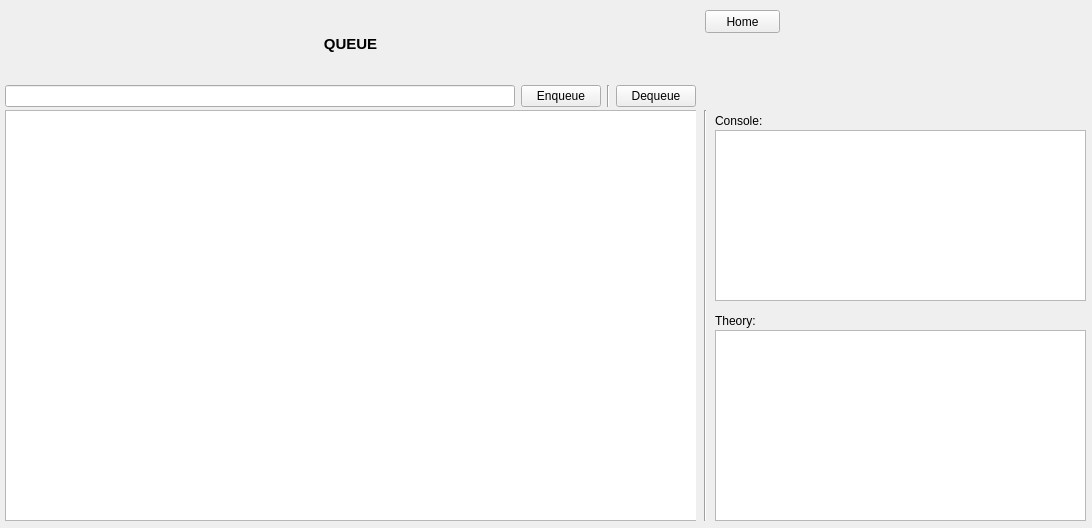
Above: AlgoViz/src/resources/views/QueueView.ui from Sabin-B-99/AlgoViz before the change. Below: the same form after it.
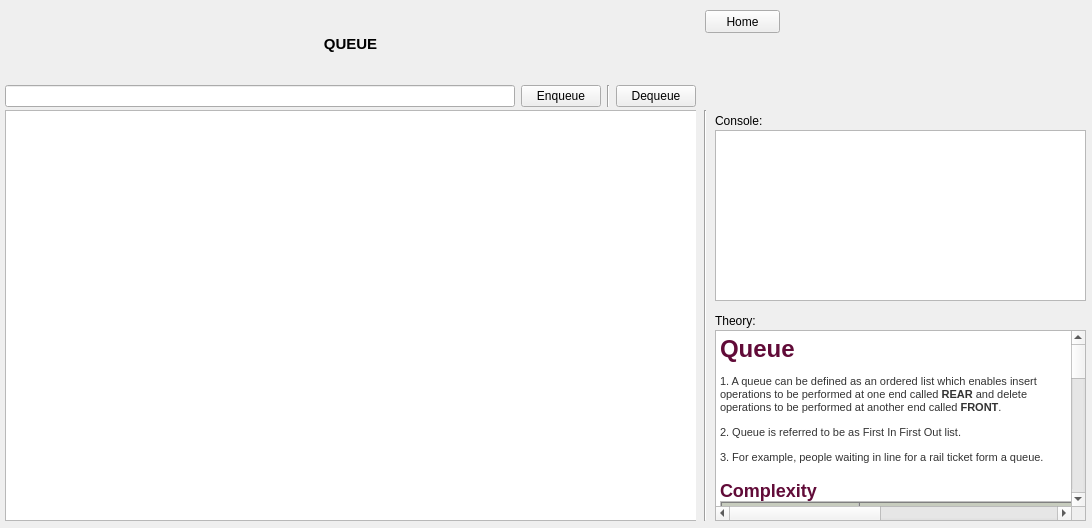
That is the form after the change.

Diff of the .ui file:
```diff
--- a/AlgoViz/src/resources/views/QueueView.ui
+++ b/AlgoViz/src/resources/views/QueueView.ui
@@ -13,7 +13,7 @@
   <property name="windowTitle">
    <string>Form</string>
   </property>
-  <widget class="QPlainTextEdit" name="queueInfoPlainTextEdit">
+  <widget class="QTextBrowser" name="queueInfoTextBrowser">
    <property name="geometry">
     <rect>
      <x>715</x>
@@ -22,8 +22,81 @@
      <height>191</height>
     </rect>
    </property>
-   <property name="readOnly">
-    <bool>true</bool>
+   <property name="html">
+    <string>&lt;!DOCTYPE HTML PUBLIC &quot;-//W3C//DTD HTML 4.0//EN&quot; &quot;http://www.w3.org/TR/REC-html40/strict.dtd&quot;&gt;
+&lt;html&gt;&lt;head&gt;&lt;meta name=&quot;qrichtext&quot; content=&quot;1&quot; /&gt;&lt;style type=&quot;text/css&quot;&gt;
+p, li { white-space: pre-wrap; }
+&lt;/style&gt;&lt;/head&gt;&lt;body style=&quot; font-family:'MS Shell Dlg 2'; font-size:8.25pt; font-weight:400; font-style:normal;&quot;&gt;
+&lt;h1 style=&quot; margin-top:0px; margin-bottom:12px; margin-left:0px; margin-right:0px; -qt-block-indent:0; text-indent:0px; background-color:#ffffff;&quot;&gt;&lt;span style=&quot; font-family:'Helvetica','sans-serif'; font-size:22pt; font-weight:600; color:#610b38;&quot;&gt;Queue&lt;/span&gt;&lt;span style=&quot; font-size:8pt; font-weight:600;&quot;&gt; &lt;/span&gt;&lt;/h1&gt;
+&lt;p style=&quot; margin-top:12px; margin-bottom:12px; margin-left:0px; margin-right:0px; -qt-block-indent:0; text-indent:0px; background-color:#ffffff;&quot;&gt;&lt;span style=&quot; font-family:'Segoe UI','sans-serif'; font-size:8pt; color:#333333;&quot;&gt;1. A queue can be defined as an ordered list which enables insert operations to be performed at one end called &lt;/span&gt;&lt;span style=&quot; font-family:'Segoe UI','sans-serif'; font-size:8pt; font-weight:600; color:#333333;&quot;&gt;REAR&lt;/span&gt;&lt;span style=&quot; font-family:'Segoe UI','sans-serif'; font-size:8pt; color:#333333;&quot;&gt; and delete operations to be performed at another end called &lt;/span&gt;&lt;span style=&quot; font-family:'Segoe UI','sans-serif'; font-size:8pt; font-weight:600; color:#333333;&quot;&gt;FRONT&lt;/span&gt;&lt;span style=&quot; font-family:'Segoe UI','sans-serif'; font-size:8pt; color:#333333;&quot;&gt;.&lt;/span&gt;&lt;span style=&quot; font-size:8pt;&quot;&gt; &lt;/span&gt;&lt;/p&gt;
+&lt;p style=&quot; margin-top:12px; margin-bottom:12px; margin-left:0px; margin-right:0px; -qt-block-indent:0; text-indent:0px; background-color:#ffffff;&quot;&gt;&lt;span style=&quot; font-family:'Segoe UI','sans-serif'; font-size:8pt; color:#333333;&quot;&gt;2. Queue is referred to be as First In First Out list.&lt;/span&gt;&lt;span style=&quot; font-size:8pt;&quot;&gt; &lt;/span&gt;&lt;/p&gt;
+&lt;p style=&quot; margin-top:12px; margin-bottom:12px; margin-left:0px; margin-right:0px; -qt-block-indent:0; text-indent:0px; background-color:#ffffff;&quot;&gt;&lt;span style=&quot; font-family:'Segoe UI','sans-serif'; font-size:8pt; color:#333333;&quot;&gt;3. For example, people waiting in line for a rail ticket form a queue.&lt;/span&gt;&lt;span style=&quot; font-size:8pt;&quot;&gt; &lt;/span&gt;&lt;/p&gt;
+&lt;h2 style=&quot; margin-top:16px; margin-bottom:12px; margin-left:0px; margin-right:0px; -qt-block-indent:0; text-indent:0px; background-color:#ffffff;&quot;&gt;&lt;span style=&quot; font-family:'Helvetica','sans-serif'; font-size:19pt; font-weight:600; color:#610b38;&quot;&gt;Complexity&lt;/span&gt;&lt;span style=&quot; font-size:8pt; font-weight:600;&quot;&gt; &lt;/span&gt;&lt;/h2&gt;
+&lt;table border=&quot;1&quot; style=&quot; margin-top:0px; margin-bottom:0px; margin-left:0px; margin-right:0px; border-collapse:collapse;&quot; width=&quot;762&quot; cellspacing=&quot;0&quot; cellpadding=&quot;0&quot; bgcolor=&quot;#ffffff&quot;&gt;
+&lt;tr&gt;
+&lt;td bgcolor=&quot;#c7ccbe&quot; style=&quot; vertical-align:top; padding-left:0; padding-right:0; padding-top:0; padding-bottom:0; border-top-color:#c7ccbe; border-right-color:#000000; border-bottom-color:#000000; border-left-color:#c7ccbe; border-top-style:solid; border-left-style:solid;&quot;&gt;
+&lt;p style=&quot; margin-top:12px; margin-bottom:12px; margin-left:0px; margin-right:0px; -qt-block-indent:0; text-indent:0px;&quot;&gt;&lt;span style=&quot; font-size:13pt; font-weight:600; color:#000000;&quot;&gt;Data Structure&lt;/span&gt;&lt;span style=&quot; font-size:8pt;&quot;&gt; &lt;/span&gt;&lt;/p&gt;&lt;/td&gt;
+&lt;td colspan=&quot;8&quot; bgcolor=&quot;#c7ccbe&quot; style=&quot; vertical-align:top; padding-left:0; padding-right:0; padding-top:0; padding-bottom:0; border-top-color:#c7ccbe; border-right-color:#000000; border-bottom-color:#000000; border-left-color:#000000; border-top-style:solid;&quot;&gt;
+&lt;p style=&quot; margin-top:12px; margin-bottom:12px; margin-left:0px; margin-right:0px; -qt-block-indent:0; text-indent:0px;&quot;&gt;&lt;span style=&quot; font-size:13pt; font-weight:600; color:#000000;&quot;&gt;Time Complexity&lt;/span&gt;&lt;span style=&quot; font-size:8pt;&quot;&gt; &lt;/span&gt;&lt;/p&gt;&lt;/td&gt;
+&lt;td bgcolor=&quot;#c7ccbe&quot; style=&quot; vertical-align:top; padding-left:0; padding-right:0; padding-top:0; padding-bottom:0; border-top-color:#c7ccbe; border-right-color:#c7ccbe; border-bottom-color:#000000; border-left-color:#000000; border-top-style:solid; border-right-style:solid;&quot;&gt;
+&lt;p style=&quot; margin-top:12px; margin-bottom:12px; margin-left:0px; margin-right:0px; -qt-block-indent:0; text-indent:0px;&quot;&gt;&lt;span style=&quot; font-size:13pt; font-weight:600; color:#000000;&quot;&gt;Space Compleity&lt;/span&gt;&lt;span style=&quot; font-size:8pt;&quot;&gt; &lt;/span&gt;&lt;/p&gt;&lt;/td&gt;&lt;/tr&gt;
+&lt;tr&gt;
+&lt;td style=&quot; vertical-align:top; padding-left:0; padding-right:0; padding-top:0; padding-bottom:0; border-top-color:#c7ccbe; border-right-color:#c7ccbe; border-bottom-color:#c7ccbe; border-left-color:#c7ccbe; border-top-style:solid; border-right-style:solid; border-bottom-style:solid; border-left-style:solid;&quot;&gt;&lt;/td&gt;
+&lt;td colspan=&quot;4&quot; style=&quot; vertical-align:top; padding-left:0; padding-right:0; padding-top:0; padding-bottom:0; border-top-color:#c7ccbe; border-right-color:#c7ccbe; border-bottom-color:#c7ccbe; border-left-color:#000000; border-top-style:solid; border-right-style:solid; border-bottom-style:solid;&quot;&gt;
+&lt;p style=&quot; margin-top:12px; margin-bottom:12px; margin-left:0px; margin-right:0px; -qt-block-indent:0; text-indent:0px;&quot;&gt;&lt;span style=&quot; font-family:'Segoe UI','sans-serif'; font-size:8pt; font-weight:600; color:#333333;&quot;&gt;Average&lt;/span&gt;&lt;span style=&quot; font-size:8pt;&quot;&gt; &lt;/span&gt;&lt;/p&gt;&lt;/td&gt;
+&lt;td colspan=&quot;4&quot; style=&quot; vertical-align:top; padding-left:0; padding-right:0; padding-top:0; padding-bottom:0; border-top-color:#c7ccbe; border-right-color:#c7ccbe; border-bottom-color:#c7ccbe; border-left-color:#000000; border-top-style:solid; border-right-style:solid; border-bottom-style:solid;&quot;&gt;
+&lt;p style=&quot; margin-top:12px; margin-bottom:12px; margin-left:0px; margin-right:0px; -qt-block-indent:0; text-indent:0px;&quot;&gt;&lt;span style=&quot; font-family:'Segoe UI','sans-serif'; font-size:8pt; font-weight:600; color:#333333;&quot;&gt;Worst&lt;/span&gt;&lt;span style=&quot; font-size:8pt;&quot;&gt; &lt;/span&gt;&lt;/p&gt;&lt;/td&gt;
+&lt;td style=&quot; vertical-align:top; padding-left:0; padding-right:0; padding-top:0; padding-bottom:0; border-top-color:#c7ccbe; border-right-color:#c7ccbe; border-bottom-color:#c7ccbe; border-left-color:#000000; border-top-style:solid; border-right-style:solid; border-bottom-style:solid;&quot;&gt;
+&lt;p style=&quot; margin-top:12px; margin-bottom:12px; margin-left:0px; margin-right:0px; -qt-block-indent:0; text-indent:0px;&quot;&gt;&lt;span style=&quot; font-family:'Segoe UI','sans-serif'; font-size:8pt; font-weight:600; color:#333333;&quot;&gt;Worst&lt;/span&gt;&lt;span style=&quot; font-size:8pt;&quot;&gt; &lt;/span&gt;&lt;/p&gt;&lt;/td&gt;&lt;/tr&gt;
+&lt;tr&gt;
+&lt;td bgcolor=&quot;#eff1eb&quot; style=&quot; vertical-align:top; padding-left:0; padding-right:0; padding-top:0; padding-bottom:0; border-top-color:#000000; border-right-color:#c7ccbe; border-bottom-color:#c7ccbe; border-left-color:#c7ccbe; border-right-style:solid; border-bottom-style:solid; border-left-style:solid;&quot;&gt;&lt;/td&gt;
+&lt;td bgcolor=&quot;#eff1eb&quot; style=&quot; vertical-align:top; padding-left:0; padding-right:0; padding-top:0; padding-bottom:0; border-top-color:#000000; border-right-color:#c7ccbe; border-bottom-color:#c7ccbe; border-left-color:#000000; border-right-style:solid; border-bottom-style:solid;&quot;&gt;
+&lt;p style=&quot; margin-top:12px; margin-bottom:12px; margin-left:0px; margin-right:0px; -qt-block-indent:0; text-indent:0px;&quot;&gt;&lt;span style=&quot; font-family:'Segoe UI','sans-serif'; font-size:8pt; color:#333333;&quot;&gt;Access&lt;/span&gt;&lt;span style=&quot; font-size:8pt;&quot;&gt; &lt;/span&gt;&lt;/p&gt;&lt;/td&gt;
+&lt;td bgcolor=&quot;#eff1eb&quot; style=&quot; vertical-align:top; padding-left:0; padding-right:0; padding-top:0; padding-bottom:0; border-top-color:#000000; border-right-color:#c7ccbe; border-bottom-color:#c7ccbe; border-left-color:#000000; border-right-style:solid; border-bottom-style:solid;&quot;&gt;
+&lt;p style=&quot; margin-top:12px; margin-bottom:12px; margin-left:0px; margin-right:0px; -qt-block-indent:0; text-indent:0px;&quot;&gt;&lt;span style=&quot; font-family:'Segoe UI','sans-serif'; font-size:8pt; color:#333333;&quot;&gt;Search&lt;/span&gt;&lt;span style=&quot; font-size:8pt;&quot;&gt; &lt;/span&gt;&lt;/p&gt;&lt;/td&gt;
+&lt;td bgcolor=&quot;#eff1eb&quot; style=&quot; vertical-align:top; padding-left:0; padding-right:0; padding-top:0; padding-bottom:0; border-top-color:#000000; border-right-color:#c7ccbe; border-bottom-color:#c7ccbe; border-left-color:#000000; border-right-style:solid; border-bottom-style:solid;&quot;&gt;
+&lt;p style=&quot; margin-top:12px; margin-bottom:12px; margin-left:0px; margin-right:0px; -qt-block-indent:0; text-indent:0px;&quot;&gt;&lt;span style=&quot; font-family:'Segoe UI','sans-serif'; font-size:8pt; color:#333333;&quot;&gt;Insertion&lt;/span&gt;&lt;span style=&quot; font-size:8pt;&quot;&gt; &lt;/span&gt;&lt;/p&gt;&lt;/td&gt;
+&lt;td bgcolor=&quot;#eff1eb&quot; style=&quot; vertical-align:top; padding-left:0; padding-right:0; padding-top:0; padding-bottom:0; border-top-color:#000000; border-right-color:#c7ccbe; border-bottom-color:#c7ccbe; border-left-color:#000000; border-right-style:solid; border-bottom-style:solid;&quot;&gt;
+&lt;p style=&quot; margin-top:12px; margin-bottom:12px; margin-left:0px; margin-right:0px; -qt-block-indent:0; text-indent:0px;&quot;&gt;&lt;span style=&quot; font-family:'Segoe UI','sans-serif'; font-size:8pt; color:#333333;&quot;&gt;Deletion&lt;/span&gt;&lt;span style=&quot; font-size:8pt;&quot;&gt; &lt;/span&gt;&lt;/p&gt;&lt;/td&gt;
+&lt;td bgcolor=&quot;#eff1eb&quot; style=&quot; vertical-align:top; padding-left:0; padding-right:0; padding-top:0; padding-bottom:0; border-top-color:#000000; border-right-color:#c7ccbe; border-bottom-color:#c7ccbe; border-left-color:#000000; border-right-style:solid; border-bottom-style:solid;&quot;&gt;
+&lt;p style=&quot; margin-top:12px; margin-bottom:12px; margin-left:0px; margin-right:0px; -qt-block-indent:0; text-indent:0px;&quot;&gt;&lt;span style=&quot; font-family:'Segoe UI','sans-serif'; font-size:8pt; color:#333333;&quot;&gt;Access&lt;/span&gt;&lt;span style=&quot; font-size:8pt;&quot;&gt; &lt;/span&gt;&lt;/p&gt;&lt;/td&gt;
+&lt;td bgcolor=&quot;#eff1eb&quot; style=&quot; vertical-align:top; padding-left:0; padding-right:0; padding-top:0; padding-bottom:0; border-top-color:#000000; border-right-color:#c7ccbe; border-bottom-color:#c7ccbe; border-left-color:#000000; border-right-style:solid; border-bottom-style:solid;&quot;&gt;
+&lt;p style=&quot; margin-top:12px; margin-bottom:12px; margin-left:0px; margin-right:0px; -qt-block-indent:0; text-indent:0px;&quot;&gt;&lt;span style=&quot; font-family:'Segoe UI','sans-serif'; font-size:8pt; color:#333333;&quot;&gt;Search&lt;/span&gt;&lt;span style=&quot; font-size:8pt;&quot;&gt; &lt;/span&gt;&lt;/p&gt;&lt;/td&gt;
+&lt;td bgcolor=&quot;#eff1eb&quot; style=&quot; vertical-align:top; padding-left:0; padding-right:0; padding-top:0; padding-bottom:0; border-top-color:#000000; border-right-color:#c7ccbe; border-bottom-color:#c7ccbe; border-left-color:#000000; border-right-style:solid; border-bottom-style:solid;&quot;&gt;
+&lt;p style=&quot; margin-top:12px; margin-bottom:12px; margin-left:0px; margin-right:0px; -qt-block-indent:0; text-indent:0px;&quot;&gt;&lt;span style=&quot; font-family:'Segoe UI','sans-serif'; font-size:8pt; color:#333333;&quot;&gt;Insertion&lt;/span&gt;&lt;span style=&quot; font-size:8pt;&quot;&gt; &lt;/span&gt;&lt;/p&gt;&lt;/td&gt;
+&lt;td bgcolor=&quot;#eff1eb&quot; style=&quot; vertical-align:top; padding-left:0; padding-right:0; padding-top:0; padding-bottom:0; border-top-color:#000000; border-right-color:#c7ccbe; border-bottom-color:#c7ccbe; border-left-color:#000000; border-right-style:solid; border-bottom-style:solid;&quot;&gt;
+&lt;p style=&quot; margin-top:12px; margin-bottom:12px; margin-left:0px; margin-right:0px; -qt-block-indent:0; text-indent:0px;&quot;&gt;&lt;span style=&quot; font-family:'Segoe UI','sans-serif'; font-size:8pt; color:#333333;&quot;&gt;Deletion&lt;/span&gt;&lt;span style=&quot; font-size:8pt;&quot;&gt; &lt;/span&gt;&lt;/p&gt;&lt;/td&gt;
+&lt;td bgcolor=&quot;#eff1eb&quot; style=&quot; vertical-align:top; padding-left:0; padding-right:0; padding-top:0; padding-bottom:0; border-top-color:#000000; border-right-color:#c7ccbe; border-bottom-color:#c7ccbe; border-left-color:#000000; border-right-style:solid; border-bottom-style:solid;&quot;&gt;&lt;/td&gt;&lt;/tr&gt;
+&lt;tr&gt;
+&lt;td style=&quot; vertical-align:top; padding-left:0; padding-right:0; padding-top:0; padding-bottom:0; border-top-color:#000000; border-right-color:#c7ccbe; border-bottom-color:#c7ccbe; border-left-color:#c7ccbe; border-right-style:solid; border-bottom-style:solid; border-left-style:solid;&quot;&gt;
+&lt;p style=&quot; margin-top:12px; margin-bottom:12px; margin-left:0px; margin-right:0px; -qt-block-indent:0; text-indent:0px;&quot;&gt;&lt;span style=&quot; font-family:'Segoe UI','sans-serif'; font-size:8pt; color:#333333;&quot;&gt;Queue&lt;/span&gt;&lt;span style=&quot; font-size:8pt;&quot;&gt; &lt;/span&gt;&lt;/p&gt;&lt;/td&gt;
+&lt;td style=&quot; vertical-align:top; padding-left:0; padding-right:0; padding-top:0; padding-bottom:0; border-top-color:#000000; border-right-color:#c7ccbe; border-bottom-color:#c7ccbe; border-left-color:#000000; border-right-style:solid; border-bottom-style:solid;&quot;&gt;
+&lt;p style=&quot; margin-top:12px; margin-bottom:12px; margin-left:0px; margin-right:0px; -qt-block-indent:0; text-indent:0px;&quot;&gt;&lt;span style=&quot; font-family:'Segoe UI','sans-serif'; font-size:8pt; color:#333333;&quot;&gt;θ(n)&lt;/span&gt;&lt;span style=&quot; font-size:8pt;&quot;&gt; &lt;/span&gt;&lt;/p&gt;&lt;/td&gt;
+&lt;td style=&quot; vertical-align:top; padding-left:0; padding-right:0; padding-top:0; padding-bottom:0; border-top-color:#000000; border-right-color:#c7ccbe; border-bottom-color:#c7ccbe; border-left-color:#000000; border-right-style:solid; border-bottom-style:solid;&quot;&gt;
+&lt;p style=&quot; margin-top:12px; margin-bottom:12px; margin-left:0px; margin-right:0px; -qt-block-indent:0; text-indent:0px;&quot;&gt;&lt;span style=&quot; font-family:'Segoe UI','sans-serif'; font-size:8pt; color:#333333;&quot;&gt;θ(n)&lt;/span&gt;&lt;span style=&quot; font-size:8pt;&quot;&gt; &lt;/span&gt;&lt;/p&gt;&lt;/td&gt;
+&lt;td style=&quot; vertical-align:top; padding-left:0; padding-right:0; padding-top:0; padding-bottom:0; border-top-color:#000000; border-right-color:#c7ccbe; border-bottom-color:#c7ccbe; border-left-color:#000000; border-right-style:solid; border-bottom-style:solid;&quot;&gt;
+&lt;p style=&quot; margin-top:12px; margin-bottom:12px; margin-left:0px; margin-right:0px; -qt-block-indent:0; text-indent:0px;&quot;&gt;&lt;span style=&quot; font-family:'Segoe UI','sans-serif'; font-size:8pt; color:#333333;&quot;&gt;θ(1)&lt;/span&gt;&lt;span style=&quot; font-size:8pt;&quot;&gt; &lt;/span&gt;&lt;/p&gt;&lt;/td&gt;
+&lt;td style=&quot; vertical-align:top; padding-left:0; padding-right:0; padding-top:0; padding-bottom:0; border-top-color:#000000; border-right-color:#c7ccbe; border-bottom-color:#c7ccbe; border-left-color:#000000; border-right-style:solid; border-bottom-style:solid;&quot;&gt;
+&lt;p style=&quot; margin-top:12px; margin-bottom:12px; margin-left:0px; margin-right:0px; -qt-block-indent:0; text-indent:0px;&quot;&gt;&lt;span style=&quot; font-family:'Segoe UI','sans-serif'; font-size:8pt; color:#333333;&quot;&gt;θ(1)&lt;/span&gt;&lt;span style=&quot; font-size:8pt;&quot;&gt; &lt;/span&gt;&lt;/p&gt;&lt;/td&gt;
+&lt;td style=&quot; vertical-align:top; padding-left:0; padding-right:0; padding-top:0; padding-bottom:0; border-top-color:#000000; border-right-color:#c7ccbe; border-bottom-color:#c7ccbe; border-left-color:#000000; border-right-style:solid; border-bottom-style:solid;&quot;&gt;
+&lt;p style=&quot; margin-top:12px; margin-bottom:12px; margin-left:0px; margin-right:0px; -qt-block-indent:0; text-indent:0px;&quot;&gt;&lt;span style=&quot; font-family:'Segoe UI','sans-serif'; font-size:8pt; color:#333333;&quot;&gt;O(n)&lt;/span&gt;&lt;span style=&quot; font-size:8pt;&quot;&gt; &lt;/span&gt;&lt;/p&gt;&lt;/td&gt;
+&lt;td style=&quot; vertical-align:top; padding-left:0; padding-right:0; padding-top:0; padding-bottom:0; border-top-color:#000000; border-right-color:#c7ccbe; border-bottom-color:#c7ccbe; border-left-color:#000000; border-right-style:solid; border-bottom-style:solid;&quot;&gt;
+&lt;p style=&quot; margin-top:12px; margin-bottom:12px; margin-left:0px; margin-right:0px; -qt-block-indent:0; text-indent:0px;&quot;&gt;&lt;span style=&quot; font-family:'Segoe UI','sans-serif'; font-size:8pt; color:#333333;&quot;&gt;O(n)&lt;/span&gt;&lt;span style=&quot; font-size:8pt;&quot;&gt; &lt;/span&gt;&lt;/p&gt;&lt;/td&gt;
+&lt;td style=&quot; vertical-align:top; padding-left:0; padding-right:0; padding-top:0; padding-bottom:0; border-top-color:#000000; border-right-color:#c7ccbe; border-bottom-color:#c7ccbe; border-left-color:#000000; border-right-style:solid; border-bottom-style:solid;&quot;&gt;
+&lt;p style=&quot; margin-top:12px; margin-bottom:12px; margin-left:0px; margin-right:0px; -qt-block-indent:0; text-indent:0px;&quot;&gt;&lt;span style=&quot; font-family:'Segoe UI','sans-serif'; font-size:8pt; color:#333333;&quot;&gt;O(1)&lt;/span&gt;&lt;span style=&quot; font-size:8pt;&quot;&gt; &lt;/span&gt;&lt;/p&gt;&lt;/td&gt;
+&lt;td style=&quot; vertical-align:top; padding-left:0; padding-right:0; padding-top:0; padding-bottom:0; border-top-color:#000000; border-right-color:#c7ccbe; border-bottom-color:#c7ccbe; border-left-color:#000000; border-right-style:solid; border-bottom-style:solid;&quot;&gt;
+&lt;p style=&quot; margin-top:12px; margin-bottom:12px; margin-left:0px; margin-right:0px; -qt-block-indent:0; text-indent:0px;&quot;&gt;&lt;span style=&quot; font-family:'Segoe UI','sans-serif'; font-size:8pt; color:#333333;&quot;&gt;O(1)&lt;/span&gt;&lt;span style=&quot; font-size:8pt;&quot;&gt; &lt;/span&gt;&lt;/p&gt;&lt;/td&gt;
+&lt;td style=&quot; vertical-align:top; padding-left:0; padding-right:0; padding-top:0; padding-bottom:0; border-top-color:#000000; border-right-color:#c7ccbe; border-bottom-color:#c7ccbe; border-left-color:#000000; border-right-style:solid; border-bottom-style:solid;&quot;&gt;
+&lt;p style=&quot; margin-top:12px; margin-bottom:12px; margin-left:0px; margin-right:0px; -qt-block-indent:0; text-indent:0px;&quot;&gt;&lt;span style=&quot; font-family:'Segoe UI','sans-serif'; font-size:8pt; color:#333333;&quot;&gt;O(n)&lt;/span&gt;&lt;span style=&quot; font-size:8pt;&quot;&gt; &lt;/span&gt;&lt;/p&gt;&lt;/td&gt;&lt;/tr&gt;&lt;/table&gt;
+&lt;p style=&quot; margin-top:12px; margin-bottom:12px; margin-left:0px; margin-right:0px; -qt-block-indent:0; text-indent:0px;&quot;&gt;&lt;span style=&quot; font-size:8pt;&quot;&gt;  &lt;/span&gt;&lt;span style=&quot; font-family:'Heebo','sans-serif'; font-size:8pt; font-weight:496; color:#000000;&quot;&gt;Basic Operations&lt;/span&gt;&lt;/p&gt;
+&lt;p style=&quot; margin-top:10px; margin-bottom:11px; margin-left:0px; margin-right:0px; -qt-block-indent:0; text-indent:0px; line-height:160%;&quot;&gt;&lt;span style=&quot; font-family:'Nunito','sans-serif'; font-size:8pt; color:#000000;&quot;&gt;Queue operations may involve initializing or defining the queue, utilizing it, and then completely erasing it from the memory. Here we shall try to understand the basic operations associated with queues −&lt;/span&gt;&lt;/p&gt;
+&lt;ul style=&quot;margin-top: 0px; margin-bottom: 0px; margin-left: 0px; margin-right: 0px; -qt-list-indent: 1;&quot;&gt;&lt;li style=&quot; font-family:'Nunito','sans-serif'; font-size:8pt; color:#000000;&quot; style=&quot; margin-top:0px; margin-bottom:0px; margin-left:45px; margin-right:0px; -qt-block-indent:0; text-indent:0px; line-height:160%;&quot;&gt;&lt;span style=&quot; font-size:16px; font-weight:600;&quot;&gt;enqueue()&lt;/span&gt;&lt;span style=&quot; font-size:16px;&quot;&gt; − add (store) an item to the queue.&lt;/span&gt;&lt;/li&gt;
+&lt;li style=&quot; font-family:'Nunito','sans-serif'; font-size:8pt; color:#000000;&quot; style=&quot; margin-top:0px; margin-bottom:0px; margin-left:45px; margin-right:0px; -qt-block-indent:0; text-indent:0px; line-height:160%;&quot;&gt;&lt;span style=&quot; font-size:16px; font-weight:600;&quot;&gt;dequeue()&lt;/span&gt;&lt;span style=&quot; font-size:16px;&quot;&gt; − remove (access) an item from the queue.&lt;/span&gt;&lt;/li&gt;&lt;/ul&gt;
+&lt;p style=&quot; margin-top:10px; margin-bottom:11px; margin-left:0px; margin-right:0px; -qt-block-indent:0; text-indent:0px; line-height:160%;&quot;&gt;&lt;span style=&quot; font-family:'Nunito','sans-serif'; font-size:8pt; color:#000000;&quot;&gt;Few more functions are required to make the above-mentioned queue operation efficient. These are −&lt;/span&gt;&lt;/p&gt;
+&lt;ul style=&quot;margin-top: 0px; margin-bottom: 0px; margin-left: 0px; margin-right: 0px; -qt-list-indent: 1;&quot;&gt;&lt;li style=&quot; font-family:'Nunito','sans-serif'; font-size:8pt; color:#000000;&quot; style=&quot; margin-top:0px; margin-bottom:0px; margin-left:45px; margin-right:0px; -qt-block-indent:0; text-indent:0px; line-height:160%;&quot;&gt;&lt;span style=&quot; font-size:16px; font-weight:600;&quot;&gt;peek()&lt;/span&gt;&lt;span style=&quot; font-size:16px;&quot;&gt; − Gets the element at the front of the queue without removing it.&lt;/span&gt;&lt;/li&gt;
+&lt;li style=&quot; font-family:'Nunito','sans-serif'; font-size:8pt; color:#000000;&quot; style=&quot; margin-top:0px; margin-bottom:0px; margin-left:45px; margin-right:0px; -qt-block-indent:0; text-indent:0px; line-height:160%;&quot;&gt;&lt;span style=&quot; font-size:16px; font-weight:600;&quot;&gt;isfull()&lt;/span&gt;&lt;span style=&quot; font-size:16px;&quot;&gt; − Checks if the queue is full.&lt;/span&gt;&lt;/li&gt;
+&lt;li style=&quot; font-family:'Nunito','sans-serif'; font-size:8pt; color:#000000;&quot; style=&quot; margin-top:0px; margin-bottom:0px; margin-left:45px; margin-right:0px; -qt-block-indent:0; text-indent:0px; line-height:160%;&quot;&gt;&lt;span style=&quot; font-size:16px; font-weight:600;&quot;&gt;isempty()&lt;/span&gt;&lt;span style=&quot; font-size:16px;&quot;&gt; − Checks if the queue is empty.&lt;/span&gt;&lt;/li&gt;&lt;/ul&gt;
+&lt;p style=&quot; margin-top:10px; margin-bottom:11px; margin-left:0px; margin-right:0px; -qt-block-indent:0; text-indent:0px; line-height:160%;&quot;&gt;&lt;span style=&quot; font-family:'Nunito','sans-serif'; font-size:8pt; color:#000000;&quot;&gt;In queue, we always dequeue (or access) data, pointed by &lt;/span&gt;&lt;span style=&quot; font-family:'Nunito','sans-serif'; font-size:8pt; font-weight:600; color:#000000;&quot;&gt;front&lt;/span&gt;&lt;span style=&quot; font-family:'Nunito','sans-serif'; font-size:8pt; color:#000000;&quot;&gt; pointer and while enqueing (or storing) data in the queue we take help of &lt;/span&gt;&lt;span style=&quot; font-family:'Nunito','sans-serif'; font-size:8pt; font-weight:600; color:#000000;&quot;&gt;rear&lt;/span&gt;&lt;span style=&quot; font-family:'Nunito','sans-serif'; font-size:8pt; color:#000000;&quot;&gt; pointer.&lt;/span&gt;&lt;/p&gt;&lt;/body&gt;&lt;/html&gt;</string>
    </property>
   </widget>
   <widget class="QWidget" name="queueAnimAreaPane" native="true">
```
